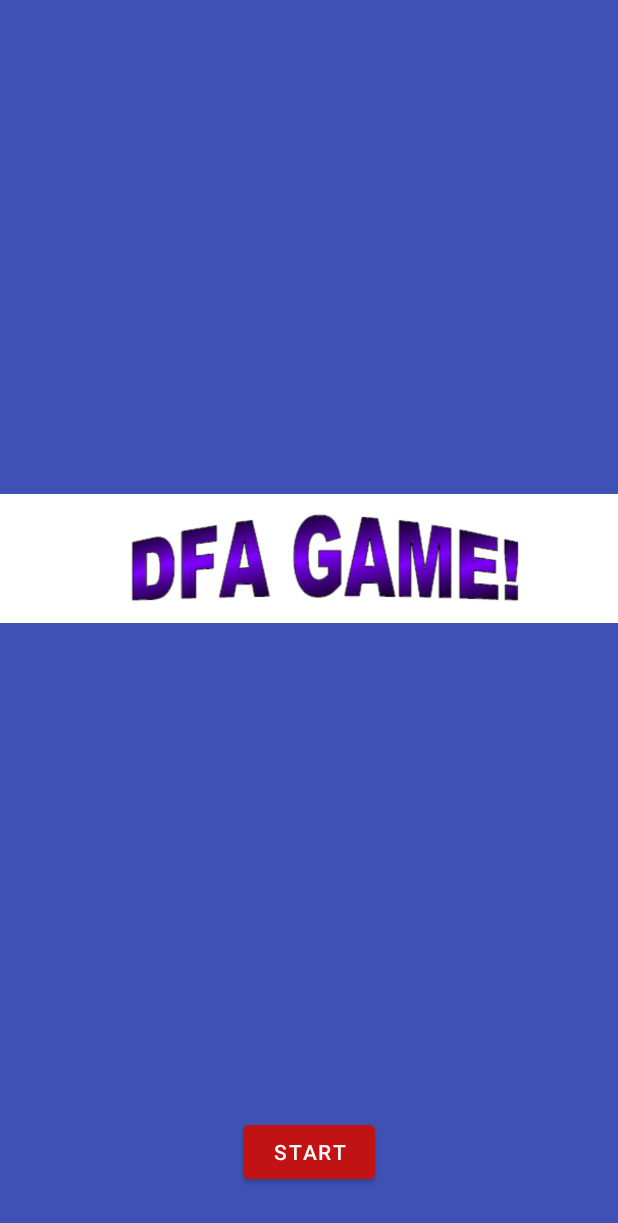
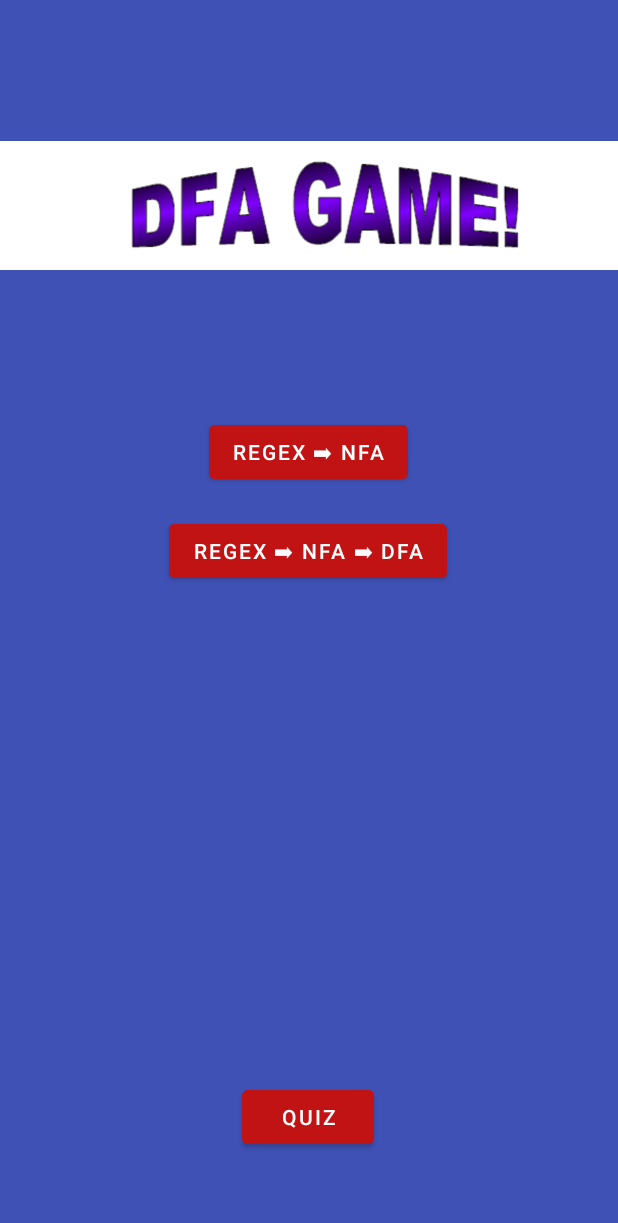
Before and after one commit to clutzyninja/DFA_game, an Android app: the screen it shows after launch (MainActivity), on a phone screen of 412 x 824 dp. Shown: the top 1223 px of the screen. Run offline under Robolectric (Android 15) with nearby library versions, the phone set to English and light mode, and no system bars.

Commit message:
new feature added
Signed-off-by: Masrik <dahirma@vcu.edu>

```diff
--- a/app/src/main/res/layout/activity_main.xml
+++ b/app/src/main/res/layout/activity_main.xml
@@ -8,20 +8,55 @@
     tools:context=".MainActivity">
 
     <Button
+        android:id="@+id/regex2nfa2"
+        android:layout_width="wrap_content"
+        android:layout_height="wrap_content"
+        android:layout_marginStart="32dp"
+        android:layout_marginEnd="32dp"
+        android:backgroundTint="#C11313"
+        android:onClick="launchSettings"
+        android:text="Regex ➡ NFA ➡ DFA"
+        android:visibility="visible"
+        app:layout_constraintBottom_toBottomOf="parent"
+        app:layout_constraintEnd_toEndOf="parent"
+        app:layout_constraintHorizontal_bias="0.497"
+        app:layout_constraintStart_toStartOf="parent"
+        app:layout_constraintTop_toBottomOf="@+id/regex2nfa"
+        app:layout_constraintVertical_bias="0.04" />
+
+    <Button
         android:id="@+id/start"
         android:layout_width="wrap_content"
         android:layout_height="wrap_content"
         android:layout_marginStart="32dp"
         android:layout_marginEnd="32dp"
-        android:layout_marginBottom="32dp"
         android:backgroundTint="#C11313"
         android:onClick="launchSettings"
-        android:text="START"
+        android:text="Quiz"
         android:visibility="visible"
         app:layout_constraintBottom_toBottomOf="parent"
         app:layout_constraintEnd_toEndOf="parent"
-        app:layout_constraintHorizontal_bias="0.499"
-        app:layout_constraintStart_toStartOf="parent" />
+        app:layout_constraintHorizontal_bias="0.498"
+        app:layout_constraintStart_toStartOf="parent"
+        app:layout_constraintTop_toTopOf="parent"
+        app:layout_constraintVertical_bias="0.929" />
+
+    <Button
+        android:id="@+id/regex2nfa"
+        android:layout_width="wrap_content"
+        android:layout_height="wrap_content"
+        android:layout_marginStart="32dp"
+        android:layout_marginEnd="32dp"
+        android:backgroundTint="#C11313"
+        android:onClick="launchSettings"
+        android:text="Regex ➡ NFA"
+        android:visibility="visible"
+        app:layout_constraintBottom_toBottomOf="parent"
+        app:layout_constraintEnd_toEndOf="parent"
+        app:layout_constraintHorizontal_bias="0.498"
+        app:layout_constraintStart_toStartOf="parent"
+        app:layout_constraintTop_toTopOf="parent"
+        app:layout_constraintVertical_bias="0.357" />
 
     <ImageView
         android:id="@+id/imageView4"
@@ -29,8 +64,10 @@
         android:layout_height="wrap_content"
         app:layout_constraintBottom_toTopOf="@+id/start"
         app:layout_constraintEnd_toEndOf="parent"
+        app:layout_constraintHorizontal_bias="0.0"
         app:layout_constraintStart_toStartOf="parent"
         app:layout_constraintTop_toTopOf="parent"
+        app:layout_constraintVertical_bias="0.124"
         app:srcCompat="@drawable/gamelogo" />
 
 </androidx.constraintlayout.widget.ConstraintLayout>
```
